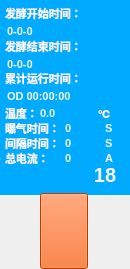
Qt form Hqsw/fftank.ui (hqtecheptech/MagicPill) before a commit.
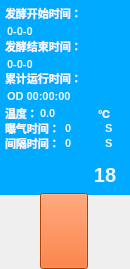
The same form after that commit. Icons and pictures are not drawn.

```diff
--- a/Hqsw/fftank.ui
+++ b/Hqsw/fftank.ui
@@ -1330,88 +1330,6 @@
     <bool>false</bool>
    </property>
   </widget>
-  <widget class="QLabel" name="totalCurrentValueLabel">
-   <property name="enabled">
-    <bool>true</bool>
-   </property>
-   <property name="geometry">
-    <rect>
-     <x>65</x>
-     <y>150</y>
-     <width>40</width>
-     <height>16</height>
-    </rect>
-   </property>
-   <property name="font">
-    <font>
-     <pointsize>8</pointsize>
-     <weight>75</weight>
-     <bold>true</bold>
-    </font>
-   </property>
-   <property name="styleSheet">
-    <string notr="true">background-color: transparent;
-color: rgba(250, 250, 250, 250);</string>
-   </property>
-   <property name="text">
-    <string>0</string>
-   </property>
-  </widget>
-  <widget class="QLabel" name="totalCurrentUnitLabel">
-   <property name="enabled">
-    <bool>true</bool>
-   </property>
-   <property name="geometry">
-    <rect>
-     <x>105</x>
-     <y>150</y>
-     <width>16</width>
-     <height>16</height>
-    </rect>
-   </property>
-   <property name="font">
-    <font>
-     <pointsize>8</pointsize>
-     <weight>75</weight>
-     <bold>true</bold>
-    </font>
-   </property>
-   <property name="styleSheet">
-    <string notr="true">background-color: transparent;
-color: rgba(250, 250, 250, 250);</string>
-   </property>
-   <property name="text">
-    <string>A</string>
-   </property>
-  </widget>
-  <widget class="QLabel" name="totalCurrentLabel">
-   <property name="enabled">
-    <bool>true</bool>
-   </property>
-   <property name="geometry">
-    <rect>
-     <x>5</x>
-     <y>150</y>
-     <width>55</width>
-     <height>16</height>
-    </rect>
-   </property>
-   <property name="font">
-    <font>
-     <family>Verdana</family>
-     <pointsize>8</pointsize>
-     <weight>75</weight>
-     <bold>true</bold>
-    </font>
-   </property>
-   <property name="styleSheet">
-    <string notr="true">background-color: transparent;
-color: rgba(250, 250, 250, 250);</string>
-   </property>
-   <property name="text">
-    <string>总电流：</string>
-   </property>
-  </widget>
  </widget>
  <resources>
   <include location="src.qrc"/>
```
